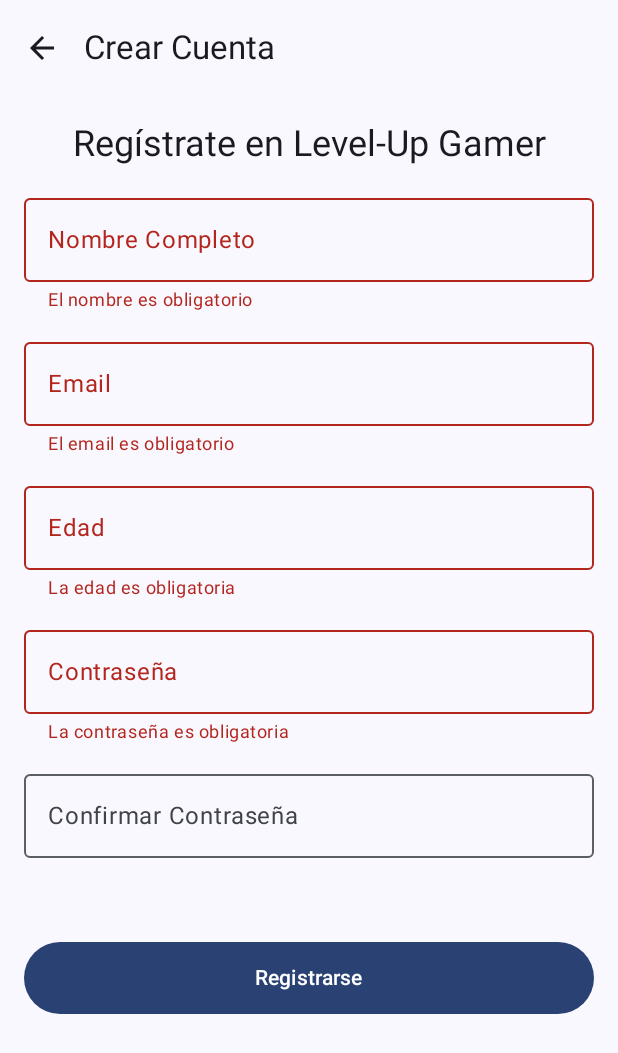
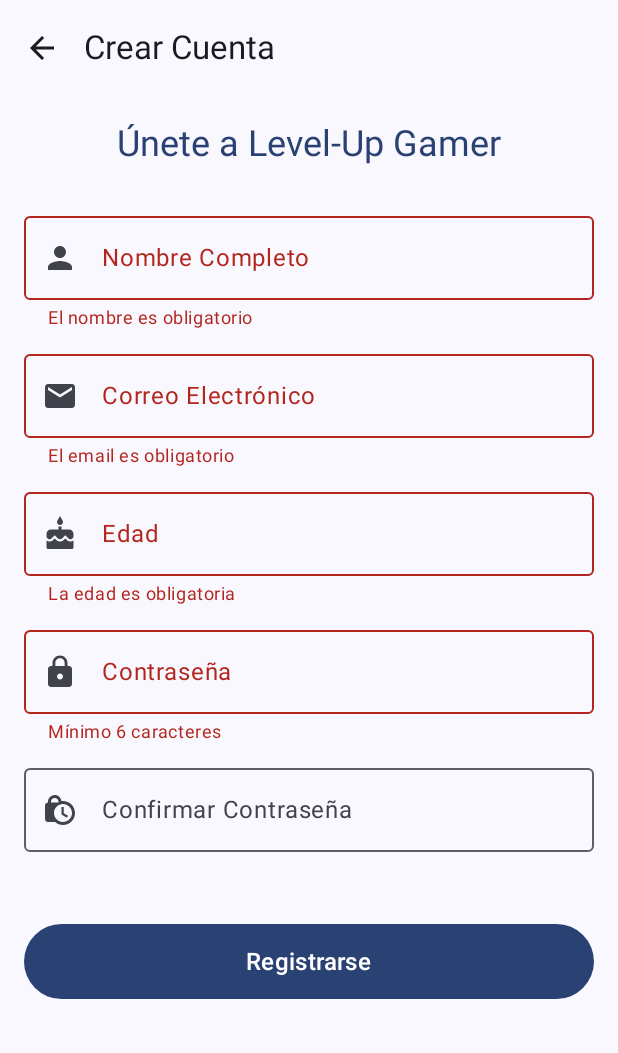
Before and after one commit to BtaGames022/Evaluacion2-3, an Android app built with Jetpack Compose: the RegistrationScreen screen opened through its navigation route, after a tap on "Registrarse", on a phone screen of 412 x 824 dp. Shown: the top 1053 px of the screen. Run offline under Robolectric (Android 15) with nearby library versions, the phone set to English and light mode, and no system bars.

Commit message:
Todo lo Pedido de la experiencia 3 Implementado

```diff
--- a/LevelUpGamer3/app/src/main/java/com/levelupgamer/app/ui/screens/LoginScreen.kt
+++ b/LevelUpGamer3/app/src/main/java/com/levelupgamer/app/ui/screens/LoginScreen.kt
@@ -1,9 +1,12 @@
 package com.levelupgamer.app.ui.screens
 
+import androidx.compose.animation.AnimatedVisibility
 import androidx.compose.foundation.layout.*
-import androidx.compose.foundation.rememberScrollState
 import androidx.compose.foundation.text.KeyboardOptions
-import androidx.compose.foundation.verticalScroll
+import androidx.compose.material.icons.Icons
+import androidx.compose.material.icons.filled.Email
+import androidx.compose.material.icons.filled.Error
+import androidx.compose.material.icons.filled.Lock
 import androidx.compose.material3.*
 import androidx.compose.runtime.Composable
 import androidx.compose.runtime.LaunchedEffect
@@ -15,94 +18,82 @@ import androidx.compose.ui.text.input.KeyboardType
 import androidx.compose.ui.text.input.PasswordVisualTransformation
 import androidx.compose.ui.unit.dp
 import androidx.lifecycle.viewmodel.compose.viewModel
+import com.levelupgamer.app.viewmodel.AppViewModelProvider
 import com.levelupgamer.app.viewmodel.LoginViewModel
 
-@OptIn(ExperimentalMaterial3Api::class)
 @Composable
 fun LoginScreen(
     onLoginSuccess: () -> Unit,
     onNavigateToRegister: () -> Unit,
-    viewModel: LoginViewModel = viewModel() // Inyecta el ViewModel de Login
+    viewModel: LoginViewModel = viewModel(factory = AppViewModelProvider.Factory)
 ) {
-    // Observa el estado del formulario
     val uiState by viewModel.uiState.collectAsState()
+    val loginSuccess by viewModel.loginSuccess.collectAsState()
 
-    // Observa el evento de éxito para navegar
-    val loginSuccess by viewModel.loginSuccess.collectAsState()
     LaunchedEffect(loginSuccess) {
         if (loginSuccess) {
-            onLoginSuccess() // Navega a Home
+            onLoginSuccess()
         }
     }
 
-    Scaffold(
-        topBar = {
-            TopAppBar(title = { Text("Level-Up Gamer") })
-        }
-    ) { paddingValues ->
+    Box(
+        modifier = Modifier
+            .fillMaxSize()
+            .padding(16.dp),
+        contentAlignment = Alignment.Center
+    ) {
+        Card(
+            elevation = CardDefaults.cardElevation(defaultElevation = 6.dp),
+            modifier = Modifier.fillMaxWidth()
+        ) {
             Column(
                 modifier = Modifier
-                .fillMaxSize()
-                .padding(paddingValues)
-                .padding(16.dp)
-                .verticalScroll(rememberScrollState()),
+                    .padding(24.dp)
+                    .fillMaxWidth(),
                 horizontalAlignment = Alignment.CenterHorizontally,
-            verticalArrangement = Arrangement.Center
+                verticalArrangement = Arrangement.spacedBy(16.dp)
             ) {
+                Text(
+                    text = "Iniciar Sesión",
+                    style = MaterialTheme.typography.headlineMedium,
+                    color = MaterialTheme.colorScheme.primary
+                )
 
-            Text("Iniciar Sesión", style = MaterialTheme.typography.headlineMedium)
-
-            Spacer(Modifier.height(24.dp))
-
-            // --- Campo Email ---
+                // Campo Email
                 OutlinedTextField(
                     value = uiState.email,
                     onValueChange = viewModel::onEmailChange,
                     label = { Text("Email") },
+                    leadingIcon = { Icon(Icons.Default.Email, contentDescription = null) },
                     keyboardOptions = KeyboardOptions(keyboardType = KeyboardType.Email),
                     isError = uiState.emailError != null,
-                supportingText = {
-                    uiState.emailError?.let { error -> Text(error) }
-                },
+                    supportingText = { uiState.emailError?.let { Text(it) } },
+                    singleLine = true,
                     modifier = Modifier.fillMaxWidth()
                 )
 
-            Spacer(Modifier.height(12.dp))
-
-            // --- Campo Contraseña ---
+                // Campo Password
                 OutlinedTextField(
                     value = uiState.password,
                     onValueChange = viewModel::onPasswordChange,
                     label = { Text("Contraseña") },
+                    leadingIcon = { Icon(Icons.Default.Lock, contentDescription = null) },
                     visualTransformation = PasswordVisualTransformation(),
                     keyboardOptions = KeyboardOptions(keyboardType = KeyboardType.Password),
                     isError = uiState.passwordError != null,
-                supportingText = {
-                    uiState.passwordError?.let { error -> Text(error) }
-                },
+                    supportingText = { uiState.passwordError?.let { Text(it) } },
+                    singleLine = true,
                     modifier = Modifier.fillMaxWidth()
                 )
 
-            Spacer(Modifier.height(24.dp))
-
-            // Muestra error general (ej. "Credenciales incorrectas")
-            uiState.loginError?.let { error ->
-                Text(
-                    text = error,
-                    color = MaterialTheme.colorScheme.error,
-                    modifier = Modifier.padding(bottom = 8.dp)
-                )
-            }
-
-            // --- Botón de Login ---
                 Button(
                     onClick = viewModel::loginUser,
                     enabled = !uiState.isLoading,
-                modifier = Modifier.fillMaxWidth().height(48.dp)
+                    modifier = Modifier.fillMaxWidth()
                 ) {
                     if (uiState.isLoading) {
                         CircularProgressIndicator(
-                        modifier = Modifier.size(24.dp),
+                            modifier = Modifier.size(20.dp),
                             color = MaterialTheme.colorScheme.onPrimary
                         )
                     } else {
@@ -110,12 +101,26 @@ fun LoginScreen(
                     }
                 }
 
-            Spacer(Modifier.height(16.dp))
+                TextButton(onClick = onNavigateToRegister) {
+                    Text("¿No tienes cuenta? Regístrate")
+                }
 
-            // --- Botón para Registrarse ---
-            TextButton(onClick = onNavigateToRegister) {
-                Text("¿No tienes cuenta? Regístrate aquí")
+                // Animación de Error General
+                AnimatedVisibility(visible = uiState.loginError != null) {
+                    Row(
+                        verticalAlignment = Alignment.CenterVertically,
+                        modifier = Modifier.padding(top = 8.dp)
+                    ) {
+                        Icon(Icons.Default.Error, contentDescription = null, tint = MaterialTheme.colorScheme.error)
+                        Spacer(Modifier.width(8.dp))
+                        Text(
+                            text = uiState.loginError ?: "",
+                            color = MaterialTheme.colorScheme.error,
+                            style = MaterialTheme.typography.bodyMedium
+                        )
                     }
                 }
             }
         }
+    }
+}
--- a/LevelUpGamer3/app/src/main/java/com/levelupgamer/app/ui/screens/RegistrationScreen.kt
+++ b/LevelUpGamer3/app/src/main/java/com/levelupgamer/app/ui/screens/RegistrationScreen.kt
@@ -1,14 +1,15 @@
 package com.levelupgamer.app.ui.screens
 
+import androidx.compose.animation.AnimatedVisibility
 import androidx.compose.foundation.layout.*
 import androidx.compose.foundation.rememberScrollState
 import androidx.compose.foundation.text.KeyboardOptions
 import androidx.compose.foundation.verticalScroll
 import androidx.compose.material.icons.Icons
-import androidx.compose.material.icons.filled.ArrowBack
+import androidx.compose.material.icons.filled.*
 import androidx.compose.material3.*
 import androidx.compose.runtime.Composable
-import androidx.compose.runtime.LaunchedEffect // <-- Importante para la navegación
+import androidx.compose.runtime.LaunchedEffect
 import androidx.compose.runtime.collectAsState
 import androidx.compose.runtime.getValue
 import androidx.compose.ui.Alignment
@@ -17,6 +18,7 @@ import androidx.compose.ui.text.input.KeyboardType
 import androidx.compose.ui.text.input.PasswordVisualTransformation
 import androidx.compose.ui.unit.dp
 import androidx.lifecycle.viewmodel.compose.viewModel
+import com.levelupgamer.app.viewmodel.AppViewModelProvider
 import com.levelupgamer.app.viewmodel.RegistrationViewModel
 
 @OptIn(ExperimentalMaterial3Api::class)
@@ -24,30 +26,22 @@ import com.levelupgamer.app.viewmodel.RegistrationViewModel
 fun RegistrationScreen(
     onRegisterSuccess: () -> Unit,
     onBackToLogin: () -> Unit,
-    viewModel: RegistrationViewModel = viewModel() // Inyecta el ViewModel
+    viewModel: RegistrationViewModel = viewModel(factory = AppViewModelProvider.Factory)
 ) {
-    // Observa el estado de la UI (campos, errores, carga)
     val uiState by viewModel.uiState.collectAsState()
-
-    // Observa el evento de éxito de la navegación
     val registrationSuccess by viewModel.registrationSuccess.collectAsState()
 
-    // --- CÓDIGO AÑADIDO PARA NAVEGAR ---
-    // Este bloque "escucha" la variable 'registrationSuccess'.
-    // Si cambia a 'true', ejecuta el código de navegación.
     LaunchedEffect(registrationSuccess) {
         if (registrationSuccess) {
-            onRegisterSuccess() // Llama a la función lambda para navegar
+            onRegisterSuccess()
         }
     }
-    // --- FIN DEL CÓDIGO AÑADIDO ---
 
     Scaffold(
         topBar = {
             TopAppBar(
                 title = { Text("Crear Cuenta") },
                 navigationIcon = {
-                    // Botón para volver a Login
                     IconButton(onClick = onBackToLogin) {
                         Icon(Icons.Filled.ArrowBack, contentDescription = "Volver")
                     }
@@ -60,86 +54,102 @@ fun RegistrationScreen(
                 .fillMaxSize()
                 .padding(paddingValues)
                 .padding(16.dp)
-                .verticalScroll(rememberScrollState()), // Permite scroll
+                .verticalScroll(rememberScrollState()),
             horizontalAlignment = Alignment.CenterHorizontally,
-            verticalArrangement = Arrangement.spacedBy(12.dp)
+            verticalArrangement = Arrangement.spacedBy(8.dp)
         ) {
+            Text(
+                text = "Únete a Level-Up Gamer",
+                style = MaterialTheme.typography.headlineSmall,
+                color = MaterialTheme.colorScheme.primary,
+                modifier = Modifier.padding(bottom = 16.dp)
+            )
 
-            Text("Regístrate en Level-Up Gamer", style = MaterialTheme.typography.headlineSmall)
-
-            // --- Campo Nombre ---
+            // Campo Nombre
             OutlinedTextField(
                 value = uiState.nombre,
                 onValueChange = viewModel::onNombreChange,
                 label = { Text("Nombre Completo") },
+                leadingIcon = { Icon(Icons.Default.Person, contentDescription = null) },
                 isError = uiState.nombreError != null,
                 supportingText = {
-                    uiState.nombreError?.let { error -> Text(error) }
+                    uiState.nombreError?.let { Text(it) }
                 },
+                singleLine = true,
                 modifier = Modifier.fillMaxWidth()
             )
 
-            // --- Campo Email ---
+            // Campo Email
             OutlinedTextField(
                 value = uiState.email,
                 onValueChange = viewModel::onEmailChange,
-                label = { Text("Email") },
+                label = { Text("Correo Electrónico") },
+                leadingIcon = { Icon(Icons.Default.Email, contentDescription = null) },
                 keyboardOptions = KeyboardOptions(keyboardType = KeyboardType.Email),
                 isError = uiState.emailError != null,
                 supportingText = {
-                    uiState.emailError?.let { error -> Text(error) }
+                    uiState.emailError?.let { Text(it) }
                 },
+                singleLine = true,
                 modifier = Modifier.fillMaxWidth()
             )
 
-            // --- Campo Edad ---
+            // Campo Edad
             OutlinedTextField(
                 value = uiState.edad,
                 onValueChange = viewModel::onEdadChange,
                 label = { Text("Edad") },
+                leadingIcon = { Icon(Icons.Default.Cake, contentDescription = null) },
                 keyboardOptions = KeyboardOptions(keyboardType = KeyboardType.Number),
                 isError = uiState.edadError != null,
                 supportingText = {
-                    uiState.edadError?.let { error -> Text(error) }
+                    uiState.edadError?.let { Text(it) }
                 },
+                singleLine = true,
                 modifier = Modifier.fillMaxWidth()
             )
 
-            // --- Campo Contraseña ---
+            // Campo Contraseña
             OutlinedTextField(
                 value = uiState.password,
                 onValueChange = viewModel::onPasswordChange,
                 label = { Text("Contraseña") },
+                leadingIcon = { Icon(Icons.Default.Lock, contentDescription = null) },
                 visualTransformation = PasswordVisualTransformation(),
                 keyboardOptions = KeyboardOptions(keyboardType = KeyboardType.Password),
                 isError = uiState.passwordError != null,
                 supportingText = {
-                    uiState.passwordError?.let { error -> Text(error) }
+                    uiState.passwordError?.let { Text(it) }
                 },
+                singleLine = true,
                 modifier = Modifier.fillMaxWidth()
             )
 
-            // --- Campo Confirmar Contraseña ---
+            // Campo Confirmar Contraseña
             OutlinedTextField(
                 value = uiState.confirmPassword,
                 onValueChange = viewModel::onConfirmPasswordChange,
                 label = { Text("Confirmar Contraseña") },
+                leadingIcon = { Icon(Icons.Default.LockClock, contentDescription = null) },
                 visualTransformation = PasswordVisualTransformation(),
                 keyboardOptions = KeyboardOptions(keyboardType = KeyboardType.Password),
                 isError = uiState.confirmPasswordError != null,
                 supportingText = {
-                    uiState.confirmPasswordError?.let { error -> Text(error) }
+                    uiState.confirmPasswordError?.let { Text(it) }
                 },
+                singleLine = true,
                 modifier = Modifier.fillMaxWidth()
             )
 
             Spacer(Modifier.height(16.dp))
 
-            // --- Botón de Registro ---
+            // Botón con estado de carga
             Button(
                 onClick = viewModel::registerUser,
                 enabled = !uiState.isLoading,
-                modifier = Modifier.fillMaxWidth().height(48.dp)
+                modifier = Modifier
+                    .fillMaxWidth()
+                    .height(50.dp)
             ) {
                 if (uiState.isLoading) {
                     CircularProgressIndicator(
@@ -147,17 +157,34 @@ fun RegistrationScreen(
                         color = MaterialTheme.colorScheme.onPrimary
                     )
                 } else {
-                    Text("Registrarse")
+                    Text("Registrarse", style = MaterialTheme.typography.titleMedium)
                 }
             }
 
-            // Muestra un error general (ej. "Email ya existe")
-            uiState.generalError?.let { error ->
-                Text(
-                    text = error,
-                    color = MaterialTheme.colorScheme.error,
-                    modifier = Modifier.padding(top = 8.dp)
-                )
+            // Animación para error general
+            AnimatedVisibility(visible = uiState.generalError != null) {
+                Card(
+                    colors = CardDefaults.cardColors(containerColor = MaterialTheme.colorScheme.errorContainer),
+                    modifier = Modifier
+                        .fillMaxWidth()
+                        .padding(top = 8.dp)
+                ) {
+                    Row(
+                        modifier = Modifier.padding(16.dp),
+                        verticalAlignment = Alignment.CenterVertically
+                    ) {
+                        Icon(
+                            Icons.Default.Error,
+                            contentDescription = null,
+                            tint = MaterialTheme.colorScheme.onErrorContainer
+                        )
+                        Spacer(modifier = Modifier.width(8.dp))
+                        Text(
+                            text = uiState.generalError ?: "",
+                            color = MaterialTheme.colorScheme.onErrorContainer
+                        )
+                    }
+                }
             }
         }
     }
--- a/LevelUpGamer3/app/src/main/java/com/levelupgamer/app/viewmodel/AppViewModelProvider.kt
+++ b/LevelUpGamer3/app/src/main/java/com/levelupgamer/app/viewmodel/AppViewModelProvider.kt
@@ -13,7 +13,7 @@ object AppViewModelProvider {
         // Initializer para RegistrationViewModel
         initializer {
             RegistrationViewModel(
-                levelupGamerApplication()
+                levelupGamerApplication().userRepository
             )
         }
 
--- a/LevelUpGamer3/app/src/main/java/com/levelupgamer/app/viewmodel/RegistrationViewModel.kt
+++ b/LevelUpGamer3/app/src/main/java/com/levelupgamer/app/viewmodel/RegistrationViewModel.kt
@@ -1,10 +1,8 @@
 package com.levelupgamer.app.viewmodel
 
-import android.app.Application
+import androidx.lifecycle.ViewModel
+import androidx.lifecycle.viewModelScope
 import android.database.sqlite.SQLiteConstraintException
-import androidx.lifecycle.AndroidViewModel
-import androidx.lifecycle.viewModelScope
-import com.levelupgamer.app.LevelUpGamerApplication
 import com.levelupgamer.app.data.UserRepository
 import com.levelupgamer.app.model.RegistrationUiState
 import com.levelupgamer.app.model.User
@@ -14,116 +12,94 @@ import kotlinx.coroutines.flow.asStateFlow
 import kotlinx.coroutines.flow.update
 import kotlinx.coroutines.launch
 
-// --- CAMBIO 1: Extender de AndroidViewModel ---
-class RegistrationViewModel(application: Application) : AndroidViewModel(application) {
+class RegistrationViewModel(
+    private val userRepository: UserRepository
+) : ViewModel() {
 
-    // --- CAMBIO 2: Obtener el repositorio desde la Application ---
-    private val userRepository: UserRepository =
-        (application as LevelUpGamerApplication).userRepository
-
-    // --- Estado Interno (Mutable) ---
     private val _uiState = MutableStateFlow(RegistrationUiState())
     val uiState: StateFlow<RegistrationUiState> = _uiState.asStateFlow()
 
-    // --- CAMBIO 3: Añadir un Flow para notificar el éxito ---
     private val _registrationSuccess = MutableStateFlow(false)
     val registrationSuccess: StateFlow<Boolean> = _registrationSuccess.asStateFlow()
 
-
-    // --- Eventos (sin cambios) ---
+    // Métodos para actualizar estado (Unidireccional Data Flow)
     fun onNombreChange(nombre: String) {
-        _uiState.update { it.copy(nombre = nombre, nombreError = null, generalError = null) }
+        _uiState.update { it.copy(nombre = nombre, nombreError = null) }
     }
     fun onEmailChange(email: String) {
-        _uiState.update { it.copy(email = email, emailError = null, generalError = null) }
+        _uiState.update { it.copy(email = email, emailError = null) }
     }
     fun onEdadChange(edad: String) {
-        _uiState.update { it.copy(edad = edad, edadError = null, generalError = null) }
+        // Solo permitir números
+        if (edad.all { it.isDigit() }) {
+            _uiState.update { it.copy(edad = edad, edadError = null) }
+        }
     }
     fun onPasswordChange(password: String) {
-        _uiState.update { it.copy(password = password, passwordError = null, generalError = null) }
+        _uiState.update { it.copy(password = password, passwordError = null) }
     }
     fun onConfirmPasswordChange(confirm: String) {
-        _uiState.update { it.copy(confirmPassword = confirm, confirmPasswordError = null, generalError = null) }
+        _uiState.update { it.copy(confirmPassword = confirm, confirmPasswordError = null) }
     }
 
+    fun registerUser() {
+        // 1. Validación Centralizada
+        if (!validateForm()) return
 
-    fun registerUser() {
-        if (!validateForm()) {
-            return
-        }
-
-        // --- CAMBIO 4: Lógica de registro real ---
         viewModelScope.launch {
             _uiState.update { it.copy(isLoading = true, generalError = null) }
-
             try {
                 val state = _uiState.value
+
+                // Lógica de negocio: Detectar alumno Duoc
                 val isDuoc = state.email.endsWith("@duoc.cl", true) ||
                         state.email.endsWith("@duocuc.cl", true)
-
-                // TODO: ¡¡¡ NUNCA guardes contraseñas en texto plano !!!
-                // En una app real, aquí debes "hashear" la contraseña.
-                // val passwordHash = bcrypt.hash(state.password)
-                val passwordHash = state.password // Placeholder inseguro
 
                 val newUser = User(
                     nombre = state.nombre,
                     email = state.email,
-                    passwordHash = passwordHash,
+                    passwordHash = state.password,
                     isDuocUser = isDuoc
                 )
 
-                // Insertamos en la base de datos
                 userRepository.createUser(newUser)
-
-                // Si llegamos aquí, fue exitoso
                 _uiState.update { it.copy(isLoading = false) }
-                _registrationSuccess.value = true // ¡Disparamos el evento de éxito!
+                _registrationSuccess.value = true
 
             } catch (e: SQLiteConstraintException) {
-                // Error de email duplicado
-                _uiState.update {
-                    it.copy(
-                        isLoading = false,
-                        generalError = "El email ya está registrado."
-                    )
-                }
+                _uiState.update { it.copy(isLoading = false, generalError = "El email ya está registrado.") }
             } catch (e: Exception) {
-                // Otro error
-                _uiState.update {
-                    it.copy(
-                        isLoading = false,
-                        generalError = "Ocurrió un error: ${e.message}"
-                    )
-                }
+                _uiState.update { it.copy(isLoading = false, generalError = "Error inesperado: ${e.message}") }
             }
         }
     }
 
-    // Función de validación (sin cambios)
     private fun validateForm(): Boolean {
-        // ... (el código de validación de 18 años, etc. es el mismo)
         val state = _uiState.value
         var isValid = true
+
+        // Validaciones específicas
         val nombreError = if (state.nombre.isBlank()) "El nombre es obligatorio" else null
-        if (nombreError != null) isValid = false
+
         val emailError = if (state.email.isBlank()) "El email es obligatorio"
-        else if (!android.util.Patterns.EMAIL_ADDRESS.matcher(state.email).matches()) "El email no es válido"
+        else if (!android.util.Patterns.EMAIL_ADDRESS.matcher(state.email).matches()) "Formato de email inválido"
         else null
-        if (emailError != null) isValid = false
+
         val edadNum = state.edad.toIntOrNull()
         val edadError = if (state.edad.isBlank()) "La edad es obligatoria"
-        else if (edadNum == null) "La edad debe ser un número"
-        else if (edadNum < 18) "Debes ser mayor de 18 años"
+        else if (edadNum == null || edadNum < 18) "Debes ser mayor de 18 años"
         else null
-        if (edadError != null) isValid = false
-        val passwordError = if (state.password.isBlank()) "La contraseña es obligatoria"
-        else if (state.password.length < 6) "Debe tener al menos 6 caracteres"
-        else null
-        if (passwordError != null) isValid = false
+
+        val passwordError = if (state.password.length < 6) "Mínimo 6 caracteres" else null
+
         val confirmError = if (state.confirmPassword != state.password) "Las contraseñas no coinciden" else null
-        if (confirmError != null) isValid = false
+
+        // Si hay algún error, fallamos
+        if (nombreError != null || emailError != null || edadError != null || passwordError != null || confirmError != null) {
+            isValid = false
+        }
+
+        // Actualizamos la UI con los errores encontrados
         _uiState.update {
             it.copy(
                 nombreError = nombreError,
```
Lines whose indentation alone changed are shown as unchanged.
